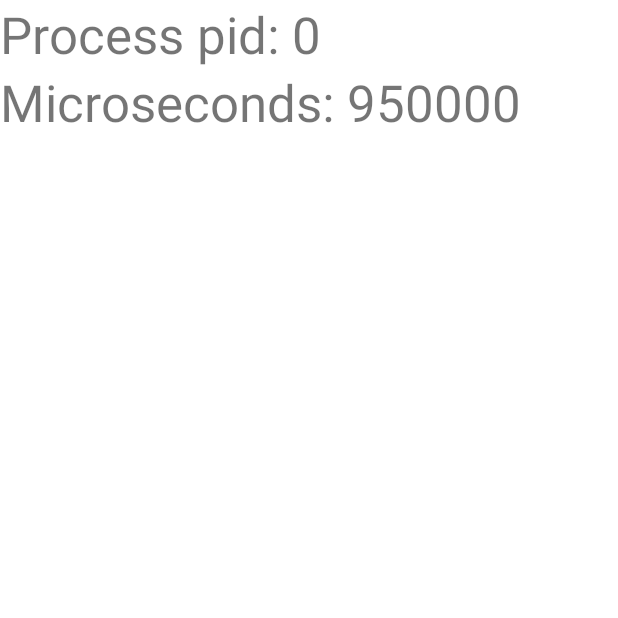
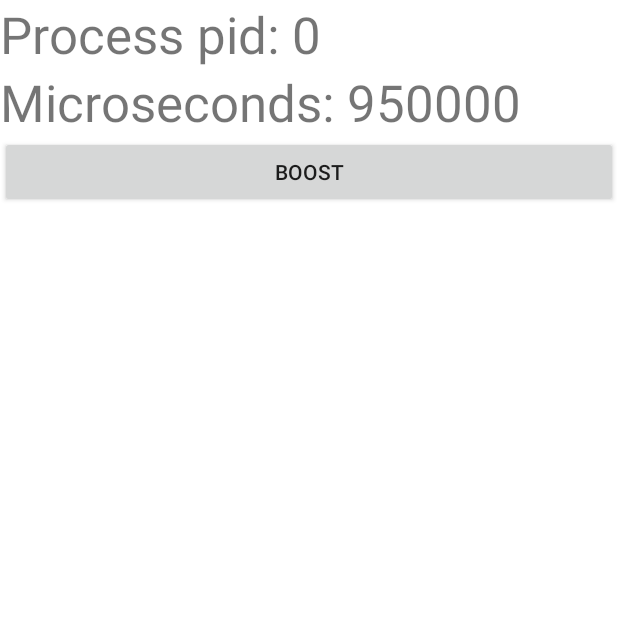
Before and after one commit to jimblackler/SimpleBenchmark, an Android app: the first screen one second after launch (MainActivity), on a phone screen of 412 x 824 dp, the top half of it. Run offline under Robolectric (Android 15) with nearby library versions, the phone set to English and light mode, and no system bars; our stand-ins replace data binding.

Commit message:
Experimental boost mode.

```diff
--- a/app/src/main/java/net/jimblackler/simplebenchmark/MainActivity.java
+++ b/app/src/main/java/net/jimblackler/simplebenchmark/MainActivity.java
@@ -4,9 +4,12 @@ import static java.lang.System.nanoTime;
 
 import android.annotation.SuppressLint;
 import android.app.Activity;
+import android.content.Context;
 import android.os.Build;
 import android.os.Bundle;
+import android.os.PerformanceHintManager;
 import android.os.Process;
+import android.util.Log;
 import android.view.Choreographer;
 import androidx.annotation.RequiresApi;
 import androidx.databinding.DataBindingUtil;
@@ -14,10 +17,15 @@ import java.util.concurrent.atomic.AtomicLong;
 import net.jimblackler.simplebenchmark.databinding.ActivityMainBinding;
 
 public class MainActivity extends Activity {
+  private static final String TAG = MainActivity.class.getSimpleName();
+
   private static final int NUMBER_ITERATIONS = 100000;
+  private static final int MICROSECONDS_PER_SECOND = 1000000;
   private static final int NANOSECONDS_PER_MICROSECOND = 1000;
+  private static final long NANOSECONDS_PER_SECOND =
+      MICROSECONDS_PER_SECOND * NANOSECONDS_PER_MICROSECOND;
 
-  @RequiresApi(api = Build.VERSION_CODES.N)
+  @RequiresApi(api = Build.VERSION_CODES.S)
   @SuppressLint("SetTextI18n")
   @Override
   protected void onCreate(Bundle savedInstanceState) {
@@ -50,5 +58,15 @@ public class MainActivity extends Activity {
     };
     instance.postFrameCallback(callback);
     binding.processPid.setText("Process pid: " + Process.myPid());
+
+    binding.boost.setOnClickListener(v -> {
+      @SuppressLint("WrongConstant")
+      PerformanceHintManager manager =
+          (PerformanceHintManager) getSystemService(Context.PERFORMANCE_HINT_SERVICE);
+      int[] tids = {Process.myPid()};
+      PerformanceHintManager.Session hintSession =
+          manager.createHintSession(tids, 5 * NANOSECONDS_PER_SECOND);
+      Log.i(TAG, hintSession == null ? "no" : "yes");
+    });
   }
 }
--- a/app/src/main/res/layout/activity_main.xml
+++ b/app/src/main/res/layout/activity_main.xml
@@ -16,5 +16,10 @@
             android:layout_height="wrap_content"
             android:text="Example"
             android:textSize="34sp" />
+        <Button
+            android:id="@+id/boost"
+            android:layout_width="match_parent"
+            android:layout_height="wrap_content"
+            android:text="Boost" />
     </LinearLayout>
 </layout>
```
